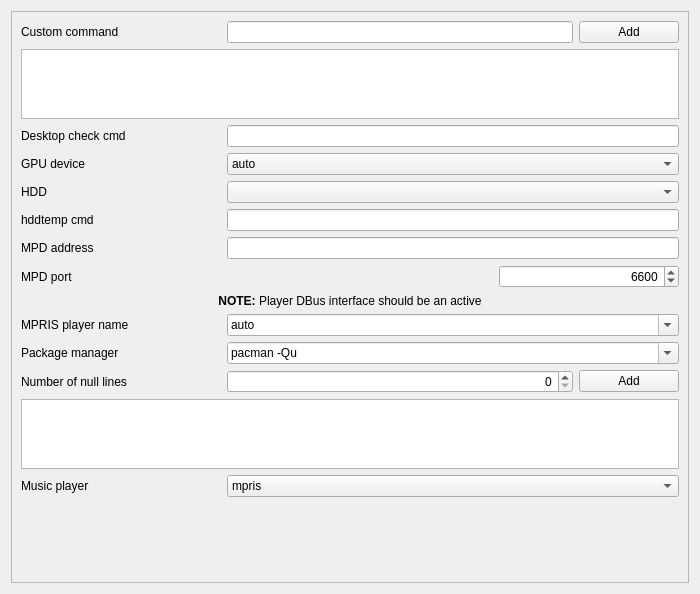
Before: the Qt Designer form sources/ptm/contents/ui/deconfig.ui in arcan1s/awesome-widgets, drawn with Qt 5.
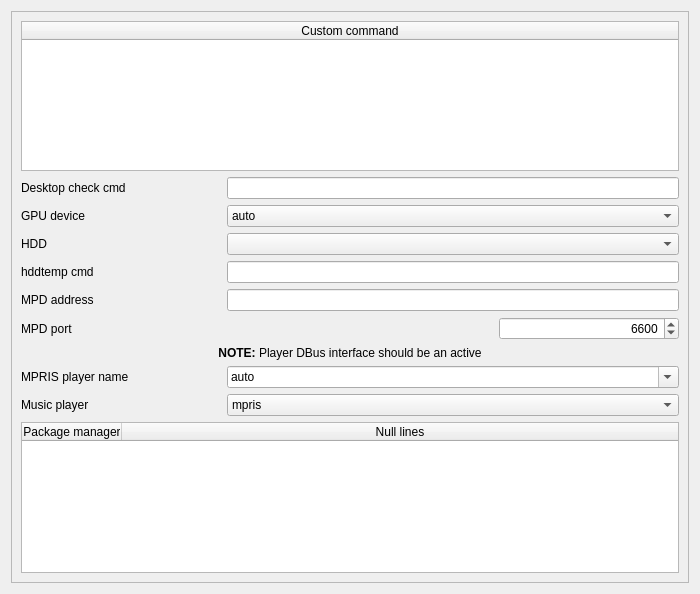
After: the same form once the commit is applied.

Commit message: more pretty deconfig page

Diff of the .ui file:
```diff
--- a/sources/ptm/contents/ui/deconfig.ui
+++ b/sources/ptm/contents/ui/deconfig.ui
@@ -47,58 +47,62 @@
        </rect>
       </property>
       <layout class="QGridLayout" name="gridLayout">
-       <item row="0" column="0">
-        <layout class="QVBoxLayout" name="layout_customCmd">
+       <item row="8" column="0">
+        <layout class="QHBoxLayout" name="layout_playerSelect">
          <item>
-          <layout class="QHBoxLayout" name="layout_customCommand">
-           <item>
-            <widget class="QLabel" name="label_customCommand">
-             <property name="minimumSize">
-              <size>
-               <width>200</width>
-               <height>0</height>
-              </size>
-             </property>
-             <property name="text">
-              <string>Custom command</string>
-             </property>
-            </widget>
-           </item>
-           <item>
-            <widget class="QLineEdit" name="lineEdit_customCommand">
-             <property name="toolTip">
-              <string>Custom command to run</string>
-             </property>
-             <property name="alignment">
-              <set>Qt::AlignRight|Qt::AlignTrailing|Qt::AlignVCenter</set>
-             </property>
-            </widget>
-           </item>
-           <item>
-            <widget class="QPushButton" name="pushButton_customCommand">
-             <property name="minimumSize">
-              <size>
-               <width>100</width>
-               <height>0</height>
-              </size>
-             </property>
-             <property name="text">
-              <string>Add</string>
-             </property>
-            </widget>
-           </item>
-          </layout>
+          <widget class="QLabel" name="label_playerSelect">
+           <property name="minimumSize">
+            <size>
+             <width>200</width>
+             <height>0</height>
+            </size>
+           </property>
+           <property name="text">
+            <string>Music player</string>
+           </property>
+          </widget>
          </item>
          <item>
-          <widget class="QListWidget" name="listWidget_customCommand">
-           <property name="toolTip">
-            <string>Editable
-del - remove item</string>
+          <widget class="QComboBox" name="comboBox_playerSelect">
+           <property name="sizePolicy">
+            <sizepolicy hsizetype="Expanding" vsizetype="Fixed">
+             <horstretch>0</horstretch>
+             <verstretch>0</verstretch>
+            </sizepolicy>
            </property>
+           <property name="minimumSize">
+            <size>
+             <width>100</width>
+             <height>0</height>
+            </size>
+           </property>
+           <item>
+            <property name="text">
+             <string notr="true">mpris</string>
+            </property>
+           </item>
+           <item>
+            <property name="text">
+             <string notr="true">mpd</string>
+            </property>
+           </item>
           </widget>
          </item>
         </layout>
        </item>
+       <item row="10" column="0">
+        <spacer name="spacer_dataengine">
+         <property name="orientation">
+          <enum>Qt::Vertical</enum>
+         </property>
+         <property name="sizeHint" stdset="0">
+          <size>
+           <width>20</width>
+           <height>40</height>
+          </size>
+         </property>
+        </spacer>
+       </item>
        <item row="2" column="0">
         <layout class="QHBoxLayout" name="layout_gpudev">
          <item>
@@ -288,177 +292,6 @@
          </item>
         </layout>
        </item>
-       <item row="8" column="0">
-        <layout class="QVBoxLayout" name="layout_pkgCommand">
-         <item>
-          <layout class="QHBoxLayout" name="layout_pkgCommandSelect">
-           <item>
-            <widget class="QLabel" name="label_pkgCommand">
-             <property name="minimumSize">
-              <size>
-               <width>200</width>
-               <height>0</height>
-              </size>
-             </property>
-             <property name="text">
-              <string>Package manager</string>
-             </property>
-            </widget>
-           </item>
-           <item>
-            <widget class="QComboBox" name="comboBox_pkgCommand">
-             <property name="sizePolicy">
-              <sizepolicy hsizetype="Expanding" vsizetype="Fixed">
-               <horstretch>0</horstretch>
-               <verstretch>0</verstretch>
-              </sizepolicy>
-             </property>
-             <property name="editable">
-              <bool>true</bool>
-             </property>
-             <item>
-              <property name="text">
-               <string notr="true">pacman -Qu</string>
-              </property>
-             </item>
-             <item>
-              <property name="text">
-               <string notr="true">apt-show-versions -u -b</string>
-              </property>
-             </item>
-             <item>
-              <property name="text">
-               <string notr="true">aptitude search '~U'</string>
-              </property>
-             </item>
-             <item>
-              <property name="text">
-               <string notr="true">yum list updates</string>
-              </property>
-             </item>
-             <item>
-              <property name="text">
-               <string notr="true">pkg_version -I -l '&lt;'</string>
-              </property>
-             </item>
-             <item>
-              <property name="text">
-               <string notr="true">urpmq --auto-select</string>
-              </property>
-             </item>
-            </widget>
-           </item>
-          </layout>
-         </item>
-         <item>
-          <layout class="QHBoxLayout" name="layout_pkgCommandNum">
-           <item>
-            <widget class="QLabel" name="label_pkgCommandNum">
-             <property name="minimumSize">
-              <size>
-               <width>200</width>
-               <height>0</height>
-              </size>
-             </property>
-             <property name="text">
-              <string>Number of null lines</string>
-             </property>
-            </widget>
-           </item>
-           <item>
-            <widget class="QSpinBox" name="spinBox_pkgCommandNum">
-             <property name="sizePolicy">
-              <sizepolicy hsizetype="Expanding" vsizetype="Fixed">
-               <horstretch>0</horstretch>
-               <verstretch>0</verstretch>
-              </sizepolicy>
-             </property>
-             <property name="alignment">
-              <set>Qt::AlignRight|Qt::AlignTrailing|Qt::AlignVCenter</set>
-             </property>
-            </widget>
-           </item>
-           <item>
-            <widget class="QPushButton" name="pushButton_pkgCommand">
-             <property name="minimumSize">
-              <size>
-               <width>100</width>
-               <height>0</height>
-              </size>
-             </property>
-             <property name="text">
-              <string>Add</string>
-             </property>
-            </widget>
-           </item>
-          </layout>
-         </item>
-         <item>
-          <widget class="QListWidget" name="listWidget_pkgCommand">
-           <property name="toolTip">
-            <string>Editable
-del - remove item</string>
-           </property>
-          </widget>
-         </item>
-        </layout>
-       </item>
-       <item row="9" column="0">
-        <layout class="QHBoxLayout" name="layout_playerSelect">
-         <item>
-          <widget class="QLabel" name="label_playerSelect">
-           <property name="minimumSize">
-            <size>
-             <width>200</width>
-             <height>0</height>
-            </size>
-           </property>
-           <property name="text">
-            <string>Music player</string>
-           </property>
-          </widget>
-         </item>
-         <item>
-          <widget class="QComboBox" name="comboBox_playerSelect">
-           <property name="sizePolicy">
-            <sizepolicy hsizetype="Expanding" vsizetype="Fixed">
-             <horstretch>0</horstretch>
-             <verstretch>0</verstretch>
-            </sizepolicy>
-           </property>
-           <property name="minimumSize">
-            <size>
-             <width>100</width>
-             <height>0</height>
-            </size>
-           </property>
-           <item>
-            <property name="text">
-             <string notr="true">mpris</string>
-            </property>
-           </item>
-           <item>
-            <property name="text">
-             <string notr="true">mpd</string>
-            </property>
-           </item>
-          </widget>
-         </item>
-        </layout>
-       </item>
-       <item row="10" column="0">
-        <spacer name="spacer_dataengine">
-         <property name="orientation">
-          <enum>Qt::Vertical</enum>
-         </property>
-         <property name="sizeHint" stdset="0">
-          <size>
-           <width>20</width>
-           <height>657</height>
-          </size>
-         </property>
-        </spacer>
-       </item>
        <item row="1" column="0">
         <layout class="QHBoxLayout" name="layout_desktopCmd">
          <item>
@@ -573,6 +406,56 @@
          </item>
         </layout>
        </item>
+       <item row="9" column="0">
+        <layout class="QVBoxLayout" name="layout_pkgCommand">
+         <item>
+          <widget class="QTableWidget" name="tableWidget_pkgCommand">
+           <property name="toolTip">
+            <string>Editable
+del - remove item</string>
+           </property>
+           <property name="selectionMode">
+            <enum>QAbstractItemView::SingleSelection</enum>
+           </property>
+           <attribute name="horizontalHeaderStretchLastSection">
+            <bool>true</bool>
+           </attribute>
+           <attribute name="verticalHeaderVisible">
+            <bool>false</bool>
+           </attribute>
+           <column>
+            <property name="text">
+             <string>Package manager</string>
+            </property>
+           </column>
+           <column>
+            <property name="text">
+             <string>Null lines</string>
+            </property>
+           </column>
+          </widget>
+         </item>
+        </layout>
+       </item>
+       <item row="0" column="0">
+        <widget class="QTableWidget" name="tableWidget_customCommand">
+         <property name="toolTip">
+          <string>Editable
+del - remove item</string>
+         </property>
+         <attribute name="horizontalHeaderStretchLastSection">
+          <bool>true</bool>
+         </attribute>
+         <attribute name="verticalHeaderVisible">
+          <bool>false</bool>
+         </attribute>
+         <column>
+          <property name="text">
+           <string>Custom command</string>
+          </property>
+         </column>
+        </widget>
+       </item>
       </layout>
      </widget>
     </widget>
```
Left out of the diff: 9 changed lines with no effect on the pictures. The commit also changes 3 other files.
